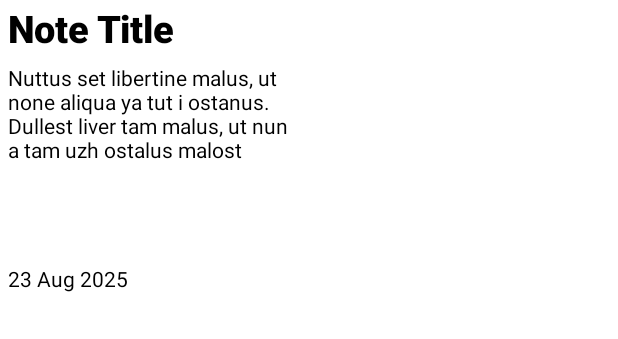
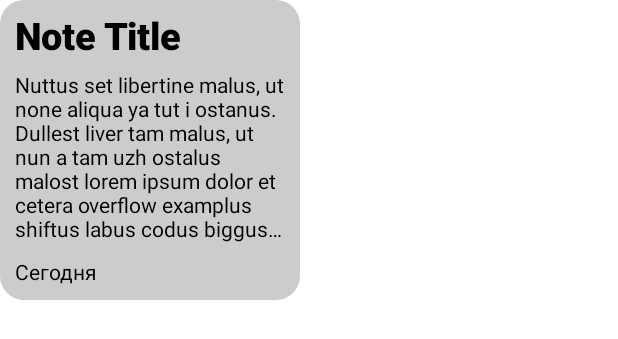
Before and after one commit to litvidan/Notesss, an Android app built with Jetpack Compose: the @Preview function NoteWidgetPreview, on a phone screen of 412 x 824 dp. Shown: the top 339 px of the screen. Run offline under Robolectric (Android 15) with nearby library versions, the phone set to English and light mode, and no system bars.

Commit message:
Added Note Grid and some data logic

```diff
--- a/app/build.gradle.kts
+++ b/app/build.gradle.kts
@@ -37,6 +37,9 @@ android {
     buildFeatures {
         compose = true
     }
+    composeOptions{
+        kotlinCompilerExtensionVersion ="1.6"
+    }
 }
 
 dependencies {
--- a/app/src/main/AndroidManifest.xml
+++ b/app/src/main/AndroidManifest.xml
@@ -15,6 +15,7 @@
         <activity
             android:name=".MainActivity"
             android:exported="true"
+            android:screenOrientation="portrait"
             android:label="@string/app_name"
             android:theme="@style/Theme.Notesss">
             <intent-filter>
--- /dev/null
+++ b/app/src/main/java/com/booktok/notesss/domain/DateUtils.kt
@@ -0,0 +1,35 @@
+package com.booktok.notesss.domain
+
+import java.text.SimpleDateFormat
+import java.util.Calendar
+import java.util.Date
+import java.util.Locale
+
+
+fun formatDate(date: Date): String {
+    return when {
+        isToday(date) -> "Сегодня"
+        isYesterday(date) -> "Вчера"
+        else -> {
+            val formatter = SimpleDateFormat("dd MMM yyyy", Locale.getDefault())
+            formatter.format(date)
+        }
+    }
+}
+
+fun isToday(date: Date) : Boolean{
+    val today = Date()
+    return isSameDay(date, today)
+}
+
+fun isYesterday(date: Date): Boolean {
+    val cal = Calendar.getInstance()
+    cal.add(Calendar.DAY_OF_YEAR, -1) // получаем вчерашний день
+    val yesterday = cal.time
+    return isSameDay(date, yesterday)
+}
+
+fun isSameDay(date1: Date, date2: Date): Boolean {
+    val formatter = SimpleDateFormat("yyyyMMdd", Locale.getDefault())
+    return formatter.format(date1) == formatter.format(date2)
+}
--- a/app/src/main/java/com/booktok/notesss/presentation/screens/widgets/NoteWidget.kt
+++ b/app/src/main/java/com/booktok/notesss/presentation/screens/widgets/NoteWidget.kt
@@ -1,41 +1,38 @@
 package com.booktok.notesss.presentation.screens.widgets
 
-import android.os.Build
-import androidx.annotation.RequiresApi
+import androidx.compose.foundation.background
 import androidx.compose.foundation.layout.Arrangement
 import androidx.compose.foundation.layout.Column
 import androidx.compose.foundation.layout.Row
 import androidx.compose.foundation.layout.Spacer
-import androidx.compose.foundation.layout.fillMaxHeight
 import androidx.compose.foundation.layout.height
 import androidx.compose.foundation.layout.padding
 import androidx.compose.foundation.layout.width
+import androidx.compose.foundation.shape.RoundedCornerShape
 import androidx.compose.material3.Text
 import androidx.compose.runtime.Composable
 import androidx.compose.ui.Modifier
-import androidx.compose.ui.focus.focusModifier
-import androidx.compose.ui.text.font.FontStyle
+import androidx.compose.ui.graphics.Color
 import androidx.compose.ui.text.font.FontWeight
 import androidx.compose.ui.text.style.TextOverflow
 import androidx.compose.ui.tooling.preview.Preview
 import androidx.compose.ui.unit.dp
 import androidx.compose.ui.unit.sp
-import java.time.LocalDateTime
-import java.time.format.DateTimeFormatter
+import java.util.Date
+import com.booktok.notesss.domain.formatDate
 
-@RequiresApi(Build.VERSION_CODES.O)
 @Composable
 fun NoteWidget(
     title: String,
     content: String,
-    dateTime: LocalDateTime,
-    maxContentLength: Int = 250 // Максимальная длина текста превью
+    dateTime: Date
 ) {
     Column(
         modifier = Modifier
             .width(200.dp)
             .height(200.dp)
-            .padding(5.dp),
+            .background(Color.LightGray, RoundedCornerShape(16.dp))
+            .padding(10.dp),
         verticalArrangement = Arrangement.SpaceBetween
     ) {
         Text(
@@ -46,7 +43,6 @@ fun NoteWidget(
         Spacer(modifier = Modifier.height(10.dp))
         Text(
             text = content,
-            maxLines = 5, // ограничиваем по вертикали
             overflow = TextOverflow.Ellipsis,
             modifier = Modifier.weight(1f)
         )
@@ -56,22 +52,19 @@ fun NoteWidget(
     }
 }
 
-@RequiresApi(Build.VERSION_CODES.O)
 @Preview(showBackground = true)
 @Composable
-fun NoteWidgetPreview(){
+fun NoteWidgetPreview() {
     val title = "Note Title"
     val content = "Nuttus set libertine malus, " +
-            "ut none aliqua ya tut i ostanus. " +
-            "Dullest liver tam malus, " +
-            "ut nun a tam uzh ostalus malost"
-    val date = LocalDateTime.now()
+                  "ut none aliqua ya tut i ostanus. " +
+                  "Dullest liver tam malus, " +
+                  "ut nun a tam uzh ostalus malost" +
+                  " lorem ipsum dolor et cetera" +
+                  " overflow examplus shiftus" +
+                  " labus codus biggus dickus" +
+                  " romani domus aurelius hahahahaha"
+    val date = Date()
 
     NoteWidget(title, content, date)
 }
-
-@RequiresApi(Build.VERSION_CODES.O)
-fun formatDate(dateTime: LocalDateTime): String {
-    val formatter = DateTimeFormatter.ofPattern("dd MMM yyyy")
-    return dateTime.format(formatter)
-}
--- a/app/src/main/res/values/strings.xml
+++ b/app/src/main/res/values/strings.xml
@@ -1,3 +1,4 @@
 <resources>
     <string name="app_name">Notesss</string>
+    <string name="no_notes">No notes yet.\np.s. press the plus button!!!</string>
 </resources>
```
Also changed, not shown: app/src/main/java/com/booktok/notesss/domain/Note.kt (added, +11 -0 lines), app/src/main/java/com/booktok/notesss/presentation/screens/MainScreen.kt (+39 -13 lines), app/src/main/java/com/booktok/notesss/presentation/screens/widgets/NoteGrid.kt (added, +68 -0 lines), app/src/main/java/com/booktok/notesss/presentation/screens/widgets/TopBar.kt (added, +22 -0 lines).
